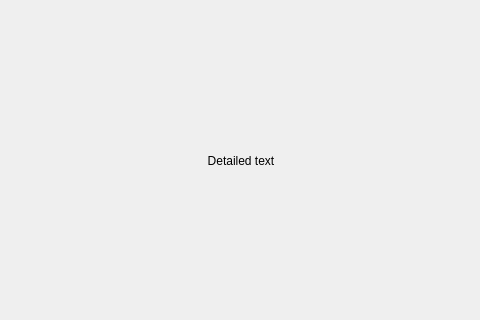
First picture: the form in src/interface/detail_window.ui, repository afmdiazh/Chess-Dot-Py, before the edit; both pictures show x 159 to 639 and y 139 to 459 of the 800 by 600 pixel window.
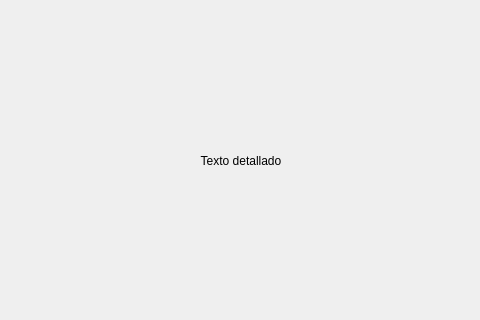
Second picture: the form after the edit.

Patch:
```diff
--- a/src/interface/detail_window.ui
+++ b/src/interface/detail_window.ui
@@ -18,7 +18,7 @@
     <item row="0" column="0">
      <widget class="QLabel" name="label">
       <property name="text">
-       <string>Detailed text</string>
+       <string>Texto detallado</string>
       </property>
       <property name="alignment">
        <set>Qt::AlignCenter</set>
```
